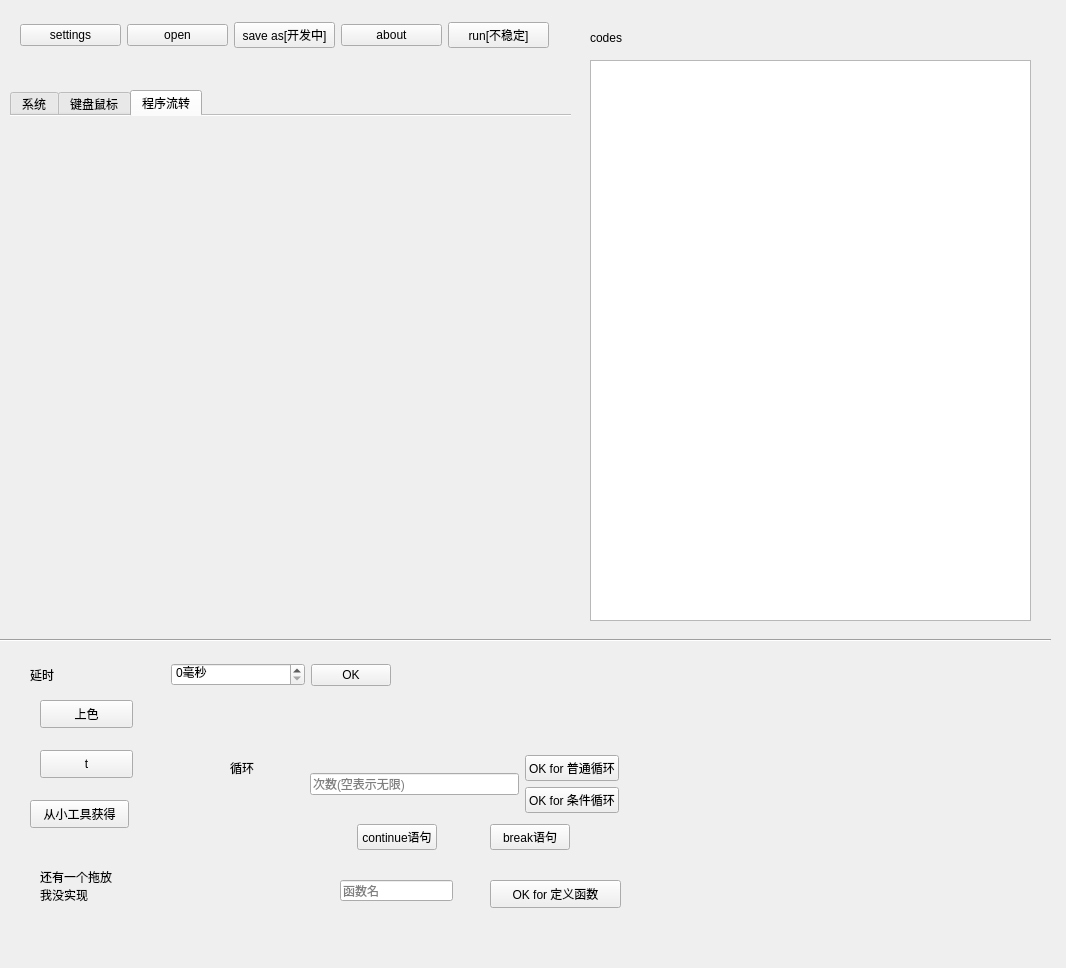
Qt form src/ahk_main/ahk_main.ui (yongzhi444/AutoHotkey-Simple-IDE) before a commit.
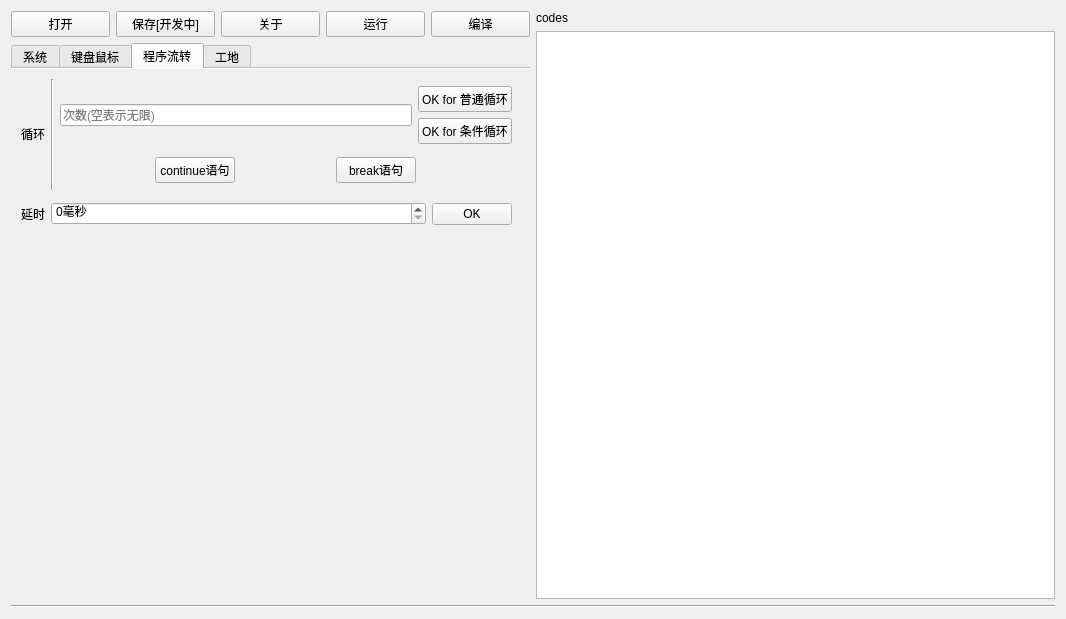
The same form after that commit. The open tabs and pages were chosen to show the change.

Commit message: 4,25实现了打开文件和运行

Diff of the .ui file:
```diff
--- a/src/ahk_main/ahk_main.ui
+++ b/src/ahk_main/ahk_main.ui
@@ -7,162 +7,64 @@
     <x>0</x>
     <y>0</y>
     <width>1066</width>
-    <height>968</height>
+    <height>619</height>
    </rect>
   </property>
   <property name="windowTitle">
    <string>AutoHotkey Simple IDE</string>
   </property>
-  <widget class="QTextEdit" name="code_text">
-   <property name="geometry">
-    <rect>
-     <x>590</x>
-     <y>60</y>
-     <width>441</width>
-     <height>561</height>
-    </rect>
-   </property>
-   <property name="lineWrapMode">
-    <enum>QTextEdit::NoWrap</enum>
-   </property>
-  </widget>
-  <widget class="QLabel" name="label">
-   <property name="geometry">
-    <rect>
-     <x>590</x>
-     <y>30</y>
-     <width>72</width>
-     <height>15</height>
-    </rect>
-   </property>
-   <property name="text">
-    <string>codes</string>
-   </property>
-  </widget>
-  <widget class="QWidget" name="layoutWidget">
-   <property name="geometry">
-    <rect>
-     <x>20</x>
-     <y>20</y>
-     <width>529</width>
-     <height>30</height>
-    </rect>
-   </property>
+  <layout class="QVBoxLayout" name="verticalLayout_11">
+   <item>
+    <layout class="QHBoxLayout" name="horizontalLayout_15">
+     <item>
+      <layout class="QVBoxLayout" name="verticalLayout_10">
+       <property name="sizeConstraint">
+        <enum>QLayout::SetFixedSize</enum>
+       </property>
+       <property name="rightMargin">
+        <number>0</number>
+       </property>
+       <item>
    <layout class="QHBoxLayout" name="horizontalLayout">
-    <item>
-     <widget class="QPushButton" name="setting">
-      <property name="text">
-       <string>settings</string>
-      </property>
-     </widget>
-    </item>
     <item>
      <widget class="QPushButton" name="open_btn">
       <property name="text">
-       <string>open</string>
+            <string>打开</string>
       </property>
      </widget>
     </item>
     <item>
      <widget class="QPushButton" name="pushButton_2">
       <property name="text">
-       <string>save as[开发中]</string>
+            <string>保存[开发中]</string>
       </property>
      </widget>
     </item>
     <item>
      <widget class="QPushButton" name="about_btn">
       <property name="text">
-       <string>about</string>
+            <string>关于</string>
       </property>
      </widget>
     </item>
     <item>
      <widget class="QPushButton" name="run_btn">
       <property name="text">
-       <string>run[不稳定]</string>
+            <string>运行</string>
+           </property>
+          </widget>
+         </item>
+         <item>
+          <widget class="QPushButton" name="pushButton">
+           <property name="text">
+            <string>编译</string>
       </property>
      </widget>
     </item>
    </layout>
-  </widget>
-  <widget class="Line" name="line">
-   <property name="geometry">
-    <rect>
-     <x>0</x>
-     <y>630</y>
-     <width>1051</width>
-     <height>21</height>
-    </rect>
-   </property>
-   <property name="orientation">
-    <enum>Qt::Horizontal</enum>
-   </property>
-  </widget>
-  <widget class="QPushButton" name="color_it">
-   <property name="geometry">
-    <rect>
-     <x>40</x>
-     <y>700</y>
-     <width>93</width>
-     <height>28</height>
-    </rect>
-   </property>
-   <property name="text">
-    <string>上色</string>
-   </property>
-  </widget>
-  <widget class="QPushButton" name="t_btn">
-   <property name="geometry">
-    <rect>
-     <x>40</x>
-     <y>750</y>
-     <width>93</width>
-     <height>28</height>
-    </rect>
-   </property>
-   <property name="text">
-    <string>t</string>
-   </property>
-  </widget>
-  <widget class="QPushButton" name="pushButton_3">
-   <property name="geometry">
-    <rect>
-     <x>30</x>
-     <y>800</y>
-     <width>99</width>
-     <height>28</height>
-    </rect>
-   </property>
-   <property name="text">
-    <string>从小工具获得</string>
-   </property>
-  </widget>
-  <widget class="QLabel" name="label_14">
-   <property name="geometry">
-    <rect>
-     <x>40</x>
-     <y>860</y>
-     <width>81</width>
-     <height>51</height>
-    </rect>
-   </property>
-   <property name="text">
-    <string>还有一个拖放我没实现</string>
-   </property>
-   <property name="wordWrap">
-    <bool>true</bool>
-   </property>
-  </widget>
+       </item>
+       <item>
   <widget class="QTabWidget" name="tabWidget_2">
-   <property name="geometry">
-    <rect>
-     <x>10</x>
-     <y>90</y>
-     <width>561</width>
-     <height>541</height>
-    </rect>
-   </property>
    <property name="currentIndex">
     <number>2</number>
    </property>
@@ -178,7 +80,7 @@
       <rect>
        <x>20</x>
        <y>20</y>
-       <width>511</width>
+             <width>491</width>
        <height>261</height>
       </rect>
      </property>
@@ -692,104 +594,40 @@
     <attribute name="title">
      <string>程序流转</string>
     </attribute>
-   </widget>
-  </widget>
+          <widget class="QWidget" name="layoutWidget">
+           <property name="geometry">
+            <rect>
+             <x>10</x>
+             <y>10</y>
+             <width>491</width>
+             <height>111</height>
+            </rect>
+           </property>
+           <layout class="QHBoxLayout" name="horizontalLayout_14">
+            <item>
   <widget class="QLabel" name="label_21">
-   <property name="geometry">
-    <rect>
-     <x>230</x>
-     <y>760</y>
-     <width>51</width>
-     <height>16</height>
-    </rect>
+              <property name="sizePolicy">
+               <sizepolicy hsizetype="Preferred" vsizetype="Maximum">
+                <horstretch>0</horstretch>
+                <verstretch>0</verstretch>
+               </sizepolicy>
    </property>
    <property name="text">
     <string>循环</string>
    </property>
-  </widget>
-  <widget class="QLineEdit" name="lineEdit_2">
-   <property name="geometry">
-    <rect>
-     <x>340</x>
-     <y>880</y>
-     <width>113</width>
-     <height>21</height>
-    </rect>
-   </property>
-   <property name="text">
-    <string/>
-   </property>
-   <property name="placeholderText">
-    <string>函数名</string>
-   </property>
-  </widget>
-  <widget class="QPushButton" name="pushButton_5">
-   <property name="geometry">
-    <rect>
-     <x>490</x>
-     <y>880</y>
-     <width>131</width>
-     <height>28</height>
-    </rect>
-   </property>
-   <property name="text">
-    <string>OK for 定义函数</string>
-   </property>
-  </widget>
-  <widget class="QWidget" name="">
-   <property name="geometry">
-    <rect>
-     <x>30</x>
-     <y>660</y>
-     <width>361</width>
-     <height>30</height>
-    </rect>
-   </property>
-   <layout class="QHBoxLayout" name="horizontalLayout_11">
-    <item>
-     <widget class="QLabel" name="label_18">
-      <property name="text">
-       <string>延时</string>
-      </property>
-     </widget>
+              <property name="alignment">
+               <set>Qt::AlignLeading|Qt::AlignLeft|Qt::AlignTop</set>
+              </property>
+             </widget>
     </item>
     <item>
-     <widget class="QSpinBox" name="g_time">
-      <property name="sizePolicy">
-       <sizepolicy hsizetype="Minimum" vsizetype="Fixed">
-        <horstretch>0</horstretch>
-        <verstretch>0</verstretch>
-       </sizepolicy>
-      </property>
-      <property name="suffix">
-       <string>毫秒</string>
-      </property>
+             <widget class="Line" name="line_3">
+              <property name="orientation">
+               <enum>Qt::Vertical</enum>
+              </property>
      </widget>
     </item>
     <item>
-     <widget class="QPushButton" name="g_ok">
-      <property name="sizePolicy">
-       <sizepolicy hsizetype="Fixed" vsizetype="Fixed">
-        <horstretch>0</horstretch>
-        <verstretch>0</verstretch>
-       </sizepolicy>
-      </property>
-      <property name="text">
-       <string>OK</string>
-      </property>
-     </widget>
-    </item>
-   </layout>
-  </widget>
-  <widget class="QWidget" name="">
-   <property name="geometry">
-    <rect>
-     <x>310</x>
-     <y>750</y>
-     <width>309</width>
-     <height>106</height>
-    </rect>
-   </property>
    <layout class="QVBoxLayout" name="verticalLayout_7">
     <item>
      <layout class="QHBoxLayout" name="horizontalLayout_12">
@@ -826,7 +664,7 @@
     <item>
      <layout class="QHBoxLayout" name="horizontalLayout_13">
       <item>
-       <widget class="QPushButton" name="pushButton">
+                 <widget class="QPushButton" name="h_c">
         <property name="sizePolicy">
          <sizepolicy hsizetype="Fixed" vsizetype="Fixed">
           <horstretch>0</horstretch>
@@ -854,7 +692,147 @@
      </layout>
     </item>
    </layout>
-  </widget>
+            </item>
+           </layout>
+          </widget>
+          <widget class="QWidget" name="layoutWidget">
+           <property name="geometry">
+            <rect>
+             <x>10</x>
+             <y>130</y>
+             <width>491</width>
+             <height>30</height>
+            </rect>
+           </property>
+           <layout class="QHBoxLayout" name="horizontalLayout_11">
+            <item>
+             <widget class="QLabel" name="label_18">
+              <property name="sizePolicy">
+               <sizepolicy hsizetype="Fixed" vsizetype="Preferred">
+                <horstretch>0</horstretch>
+                <verstretch>0</verstretch>
+               </sizepolicy>
+              </property>
+              <property name="text">
+               <string>延时</string>
+              </property>
+             </widget>
+            </item>
+            <item>
+             <widget class="QSpinBox" name="g_time">
+              <property name="sizePolicy">
+               <sizepolicy hsizetype="Minimum" vsizetype="Fixed">
+                <horstretch>0</horstretch>
+                <verstretch>0</verstretch>
+               </sizepolicy>
+              </property>
+              <property name="suffix">
+               <string>毫秒</string>
+              </property>
+             </widget>
+            </item>
+            <item>
+             <widget class="QPushButton" name="g_ok">
+              <property name="sizePolicy">
+               <sizepolicy hsizetype="Fixed" vsizetype="Fixed">
+                <horstretch>0</horstretch>
+                <verstretch>0</verstretch>
+               </sizepolicy>
+              </property>
+              <property name="text">
+               <string>OK</string>
+              </property>
+             </widget>
+            </item>
+           </layout>
+          </widget>
+         </widget>
+         <widget class="QWidget" name="tab_2">
+          <attribute name="title">
+           <string>工地</string>
+          </attribute>
+          <widget class="QWidget" name="layoutWidget">
+           <property name="geometry">
+            <rect>
+             <x>60</x>
+             <y>80</y>
+             <width>171</width>
+             <height>157</height>
+            </rect>
+           </property>
+           <layout class="QVBoxLayout" name="verticalLayout_8">
+            <item>
+             <widget class="QPushButton" name="color_it">
+              <property name="text">
+               <string>上色</string>
+              </property>
+             </widget>
+            </item>
+            <item>
+             <widget class="QPushButton" name="t_btn">
+              <property name="text">
+               <string>t</string>
+              </property>
+             </widget>
+            </item>
+            <item>
+             <widget class="QPushButton" name="pushButton_3">
+              <property name="text">
+               <string>从小工具获得</string>
+              </property>
+             </widget>
+            </item>
+            <item>
+             <widget class="QLabel" name="label_14">
+              <property name="text">
+               <string>还有一个拖放我没实现</string>
+              </property>
+              <property name="wordWrap">
+               <bool>true</bool>
+              </property>
+             </widget>
+            </item>
+           </layout>
+          </widget>
+         </widget>
+        </widget>
+       </item>
+      </layout>
+     </item>
+     <item>
+      <layout class="QVBoxLayout" name="verticalLayout_9">
+       <property name="sizeConstraint">
+        <enum>QLayout::SetFixedSize</enum>
+       </property>
+       <property name="leftMargin">
+        <number>0</number>
+       </property>
+       <item>
+        <widget class="QLabel" name="label">
+         <property name="text">
+          <string>codes</string>
+         </property>
+        </widget>
+       </item>
+       <item>
+        <widget class="QTextEdit" name="code_text">
+         <property name="lineWrapMode">
+          <enum>QTextEdit::NoWrap</enum>
+         </property>
+        </widget>
+       </item>
+      </layout>
+     </item>
+    </layout>
+   </item>
+   <item>
+    <widget class="Line" name="line">
+     <property name="orientation">
+      <enum>Qt::Horizontal</enum>
+     </property>
+    </widget>
+   </item>
+  </layout>
  </widget>
  <resources/>
  <connections/>
```
Left out of the diff: 14 changed lines with no effect on the pictures. Lines whose indentation alone changed are shown as unchanged. The commit also changes 6 other files.
